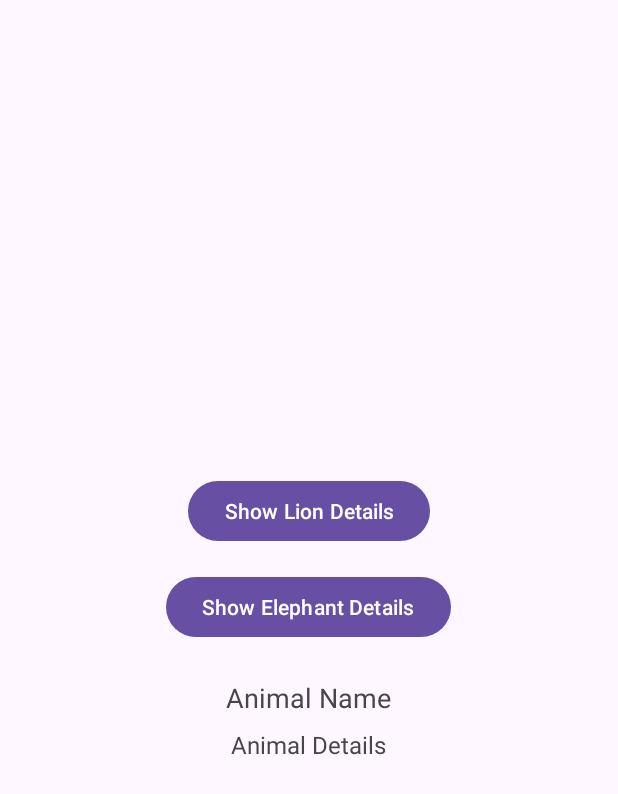
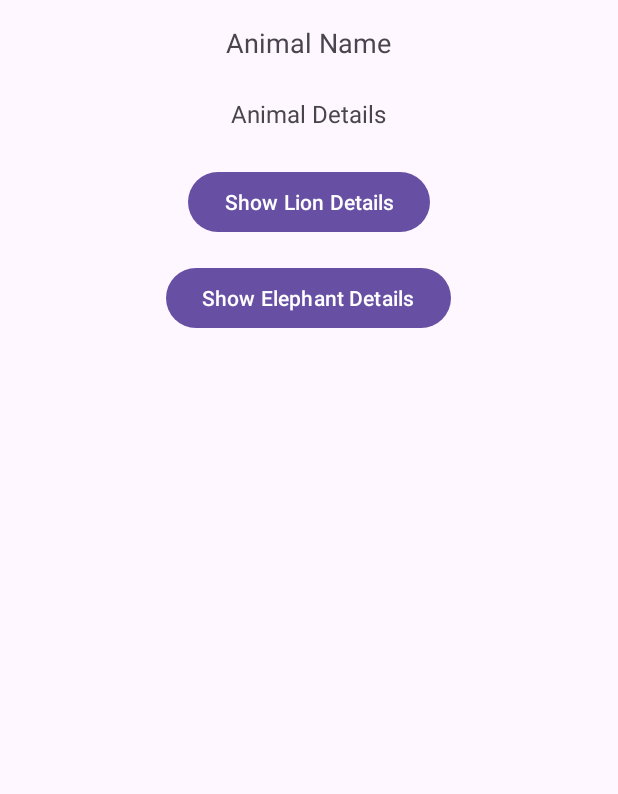
Before and after one commit to jethrolibutan/ZooManagementSystem, an Android app: the screen it shows after launch (MainActivity), on a phone screen of 412 x 824 dp. Shown: the top 794 px of the screen. Run offline under Robolectric (Android 15) with nearby library versions, the phone set to English and light mode, and no system bars.

Commit message:
Changing the Layout for the app.

```diff
--- a/app/src/main/res/layout/activity_main.xml
+++ b/app/src/main/res/layout/activity_main.xml
@@ -3,28 +3,9 @@
     android:layout_width="match_parent"
     android:layout_height="match_parent"
     android:orientation="vertical"
-    android:gravity="center"
+    android:gravity="center_horizontal"
     android:padding="16dp"
-    android:id="@+id/main"> <!-- This matches the 'main' id used in the MainActivity.java -->
-
-    <!-- Button to display Lion details -->
-    <Button
-        android:id="@+id/buttonLion"
-        android:layout_width="wrap_content"
-        android:layout_height="wrap_content"
-        android:text="Show Lion Details"
-        android:onClick="onAnimalButtonClick" /> <!-- This matches the onClick method in MainActivity.java -->
-
-    <!-- Button to display Elephant details -->
-    <Button
-        android:id="@+id/buttonElephant"
-        android:layout_width="wrap_content"
-        android:layout_height="wrap_content"
-        android:text="Show Elephant Details"
-        android:onClick="onAnimalButtonClick"
-        android:layout_marginTop="16dp"
-    /> <!-- Adds some space between the two buttons -->
-
+    android:id="@+id/main">
 
     <TextView
         android:id="@+id/textViewAnimalName"
@@ -32,14 +13,29 @@
         android:layout_height="wrap_content"
         android:text="Animal Name"
         android:textSize="18sp"
-        android:layout_marginTop="24dp" /> <!-- Adds some space between the button and text -->
+        android:layout_marginBottom="24dp" />
 
-    <!-- TextView to display Animal Details -->
     <TextView
         android:id="@+id/textViewAnimalDetails"
         android:layout_width="wrap_content"
         android:layout_height="wrap_content"
         android:text="Animal Details"
         android:textSize="16sp"
-        android:layout_marginTop="8dp" /> <!-- Adds some space between the name and details -->
+        android:layout_marginBottom="24dp" />
+
+    <Button
+        android:id="@+id/buttonLion"
+        android:layout_width="wrap_content"
+        android:layout_height="wrap_content"
+        android:text="Show Lion Details"
+        android:onClick="onAnimalButtonClick" />
+
+    <Button
+        android:id="@+id/buttonElephant"
+        android:layout_width="wrap_content"
+        android:layout_height="wrap_content"
+        android:text="Show Elephant Details"
+        android:onClick="onAnimalButtonClick"
+        android:layout_marginTop="16dp" />
+
 </LinearLayout>
```
